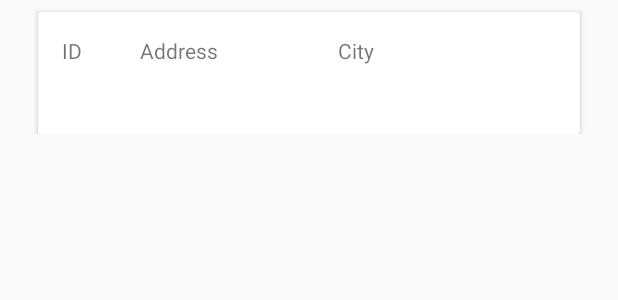
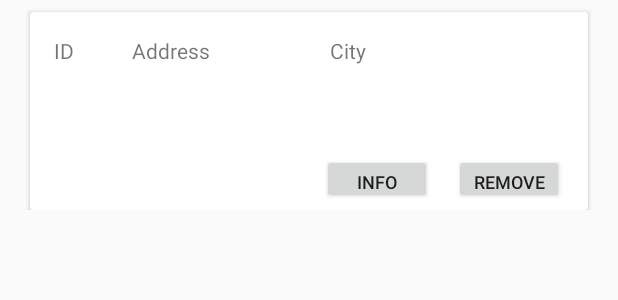
Before and after one commit to ysc1995/Zillow, an Android app: the layout property_item_layout.xml on its own in the app's theme, with its tools: preview values and no code run, on a phone screen of 412 x 824 dp. Shown: the top 300 px of the screen. Run offline under Robolectric (Android 15) with nearby library versions, the phone set to English and light mode, and no system bars; network calls fail.

Commit message:
Property List Finishing

```diff
--- a/app/src/main/java/com/example/shaochengyang/zillow/data/network/ApiService.kt
+++ b/app/src/main/java/com/example/shaochengyang/zillow/data/network/ApiService.kt
@@ -3,6 +3,7 @@ package com.example.shaochengyang.zillow.data.network
 import com.example.shaochengyang.zillow.data.model.Property
 
 import io.reactivex.Observable
+import retrofit2.Call
 
 
 import retrofit2.Retrofit
@@ -43,6 +44,6 @@ interface ApiService {
                                 @Query("purchase_price") purchase_price:String,
                                 @Query("mortage_info") mortage_info: String,
                                 @Query("userid") userid: String,
-                                @Query("usertype") usertype: String): Observable<String>
+                                @Query("usertype") usertype: String): Call<String>
 
 }
--- a/app/src/main/java/com/example/shaochengyang/zillow/ui/FragAddProperty.kt
+++ b/app/src/main/java/com/example/shaochengyang/zillow/ui/FragAddProperty.kt
@@ -26,7 +26,11 @@ class FragAddProperty: Fragment() {
         var propertyItem = PropertyItem("add","sh","sh", "China", "120",  "status",  "no")
 
         var v = inflater.inflate(R.layout.frag_add_property, container, false)
-        v.button_add.setOnClickListener { (activity as PropertyActivity).addProperty(propertyItem) }
+        v.button_add.setOnClickListener {
+            var propertyItem = PropertyItem("add","sh","sh",
+                         "China", "120",  "status",  "no")
+            (activity as PropertyActivity).addProperty(propertyItem)
+        }
 
         return v
     }
--- a/app/src/main/res/layout/property_item_layout.xml
+++ b/app/src/main/res/layout/property_item_layout.xml
@@ -7,16 +7,14 @@
     android:layout_height="wrap_content">
 
     <android.support.v7.widget.CardView
-        android:layout_width="361dp"
-        android:layout_height="81dp"
-        android:layout_marginEnd="8dp"
-        android:layout_marginLeft="8dp"
-        android:layout_marginRight="8dp"
+        android:layout_width="372dp"
+        android:layout_height="132dp"
         android:layout_marginStart="8dp"
         android:layout_marginTop="8dp"
+        android:layout_marginEnd="8dp"
         app:layout_constraintEnd_toEndOf="parent"
         app:layout_constraintStart_toStartOf="parent"
-        app:layout_constraintTop_toTopOf="parent" >
+        app:layout_constraintTop_toTopOf="parent">
 
         <android.support.constraint.ConstraintLayout
             android:layout_width="match_parent"
@@ -52,6 +50,28 @@
                 app:layout_constraintStart_toStartOf="parent"
                 app:layout_constraintTop_toTopOf="parent" />
 
+            <Button
+                android:id="@+id/button_info"
+                android:layout_width="73dp"
+                android:layout_height="33dp"
+                android:layout_marginEnd="104dp"
+                android:layout_marginBottom="4dp"
+                android:text="Info"
+                android:textSize="12sp"
+                app:layout_constraintBottom_toBottomOf="parent"
+                app:layout_constraintEnd_toEndOf="parent" />
+
+            <Button
+                android:id="@+id/button_remove"
+                android:layout_width="73dp"
+                android:layout_height="33dp"
+                android:layout_marginEnd="16dp"
+                android:layout_marginBottom="4dp"
+                android:text="Remove"
+                android:textSize="12sp"
+                app:layout_constraintBottom_toBottomOf="parent"
+                app:layout_constraintEnd_toEndOf="parent" />
+
         </android.support.constraint.ConstraintLayout>
     </android.support.v7.widget.CardView>
 </android.support.constraint.ConstraintLayout>
```
Also changed, not shown: app/src/main/java/com/example/shaochengyang/zillow/data/model/PropertyItemAdapter.kt (+9 -3 lines), app/src/main/java/com/example/shaochengyang/zillow/data/network/NetworkHelper.kt (+17 -12 lines), app/src/main/java/com/example/shaochengyang/zillow/ui/PropertyActivity.kt (+12 -2 lines), app/src/main/java/com/example/shaochengyang/zillow/viewmodel/ViewModel.kt (+7 -0 lines).
